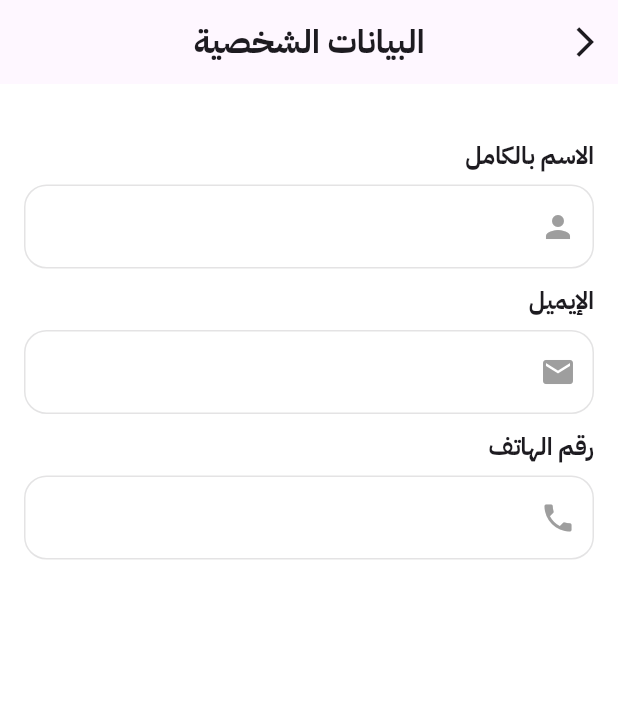
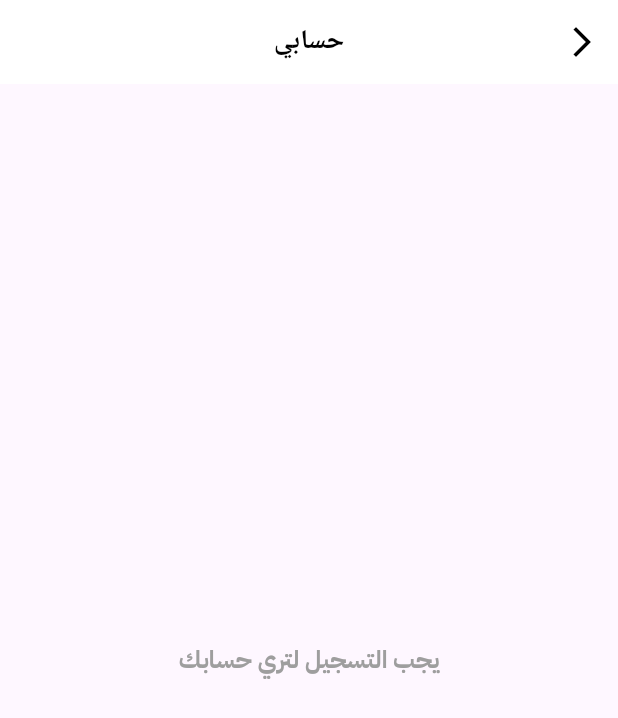
Before and after one commit to Moazzibrahim/new-binrushd, a Flutter app: the MyProfileScreen screen opened directly, on a phone screen of 412 x 824 dp. Shown: the top 718 px of the screen. Run offline on Flutter 3.47's test engine with Material 3 defaults, Android fonts, the phone set to English and light mode, and no system bars; our stand-ins replace carousel_slider, flutter_screenutil, flutter_svg, google_maps_flutter, pinput, shared_preferences; accounts and stored records are empty; Roboto replaces fonts that are missing (Arial).

Commit message:
profile screen in guest mode done

```diff
--- a/lib/view/screens/profile/my_profile_screen.dart
+++ b/lib/view/screens/profile/my_profile_screen.dart
@@ -1,3 +1,4 @@
+import 'package:binrushd_medical_center/view/screens/tabs_screen.dart';
 import 'package:flutter/material.dart';
 import 'package:binrushd_medical_center/controller/Auth/login_provider.dart';
 import 'package:binrushd_medical_center/controller/profile_provider.dart';
@@ -8,16 +9,60 @@ class MyProfileScreen extends StatelessWidget {
 
   @override
   Widget build(BuildContext context) {
-    // Fetch the ProfileProvider
     final profileProvider = Provider.of<ProfileProvider>(context);
     final logprov = Provider.of<LoginProvider>(context, listen: false);
-    final token = logprov.token;
 
-    // Call the API to fetch profile data when the screen is built
+    // ✅ Check if token is null BEFORE using it
+    if (logprov.token == null) {
+      return Scaffold(
+        appBar: AppBar(
+          automaticallyImplyLeading: false,
+          title: const Text(
+            'حسابي',
+            style: TextStyle(
+                fontFamily: 'Arial', // Change to your preferred Arabic font
+                fontWeight: FontWeight.w700,
+                fontSize: 18),
+          ),
+          centerTitle: true,
+          backgroundColor: Colors.white,
+          foregroundColor: Colors.black,
+          elevation: 0,
+          actions: [
+            IconButton(
+                onPressed: () {
+                  logprov.token == null
+                      ? Navigator.pop(context)
+                      : Navigator.push(
+                          context,
+                          MaterialPageRoute(
+                              builder: (context) => const TabsScreen()));
+                },
+                icon: const Icon(
+                  Icons.arrow_forward_ios,
+                  color: Colors.black,
+                )),
+          ],
+        ),
+        body: const Center(
+          child: Text(
+            "يجب التسجيل لتري حسابك",
+            style: TextStyle(
+              fontSize: 16,
+              fontWeight: FontWeight.bold,
+              color: Colors.grey,
+            ),
+          ),
+        ),
+      );
+    }
+
+    final token = logprov.token!;
+
     WidgetsBinding.instance.addPostFrameCallback((_) {
       if (profileProvider.authUserResponse == null) {
         profileProvider.fetchProfile(
-          token: token!, // Replace with the actual token
+          token: token,
           context: context,
         );
       }
@@ -46,17 +91,13 @@ class MyProfileScreen extends StatelessWidget {
               child: ConstrainedBox(
                 constraints: BoxConstraints(minHeight: constraints.maxHeight),
                 child: IntrinsicHeight(
-                  child: Column(
-                    crossAxisAlignment: CrossAxisAlignment.start,
-                    children: [
-                      Padding(
-                        padding: const EdgeInsets.all(16.0),
-                        child: Column(
-                          crossAxisAlignment: CrossAxisAlignment.start,
-                          children: [
-                            const SizedBox(height: 20),
-                            // Build text fields with fetched data
-                            if (profileProvider.authUserResponse != null) ...[
+                  child: Padding(
+                    padding: const EdgeInsets.all(16.0),
+                    child: profileProvider.authUserResponse != null
+                        ? Column(
+                            crossAxisAlignment: CrossAxisAlignment.start,
+                            children: [
+                              const SizedBox(height: 20),
                               buildTextField(
                                 label: 'الاسم بالكامل',
                                 hint:
@@ -77,14 +118,9 @@ class MyProfileScreen extends StatelessWidget {
                                     .authUserResponse!.data.mobile,
                                 icon: Icons.phone,
                               ),
-                            ] else
-                              const Center(
-                                child: CircularProgressIndicator(),
-                              ),
-                          ],
-                        ),
-                      ),
-                    ],
+                            ],
+                          )
+                        : const Center(child: CircularProgressIndicator()),
                   ),
                 ),
               ),
```
